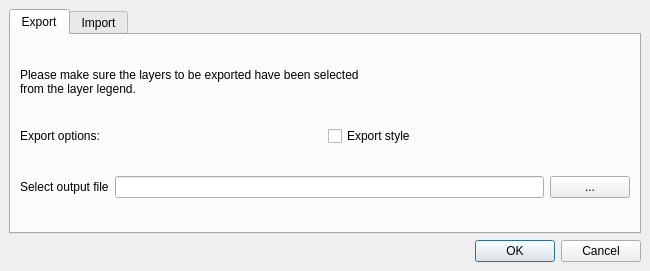
DodoIta/beedip, file beedip_dockwidget_base.ui: the form before one commit.
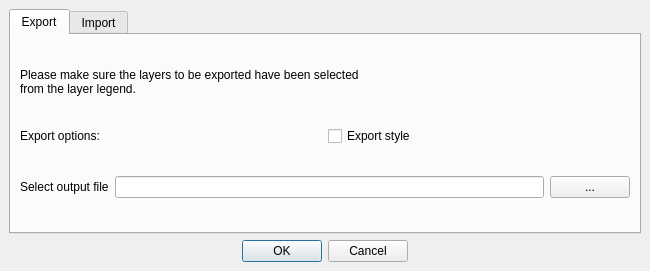
The form after the commit.

Commit message: connected ok button

What changed in the file:
```diff
--- a/beedip_dockwidget_base.ui
+++ b/beedip_dockwidget_base.ui
@@ -130,8 +130,8 @@
       </widget>
      </widget>
     </item>
-    <item>
-     <widget class="QDialogButtonBox" name="button_box">
+    <item alignment="Qt::AlignHCenter">
+     <widget class="QDialogButtonBox" name="buttonBox">
       <property name="orientation">
        <enum>Qt::Horizontal</enum>
       </property>
```
The commit also changes 1 other file.
